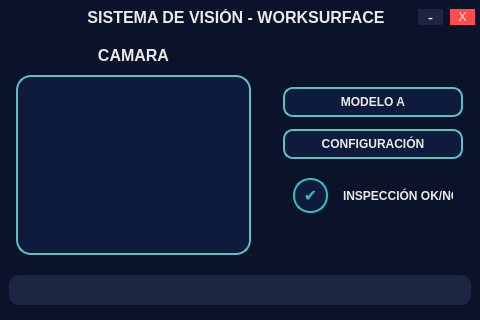
Qt form ui/main_window.ui (hectorleyvaj-ops/vision-sensor) before a commit.
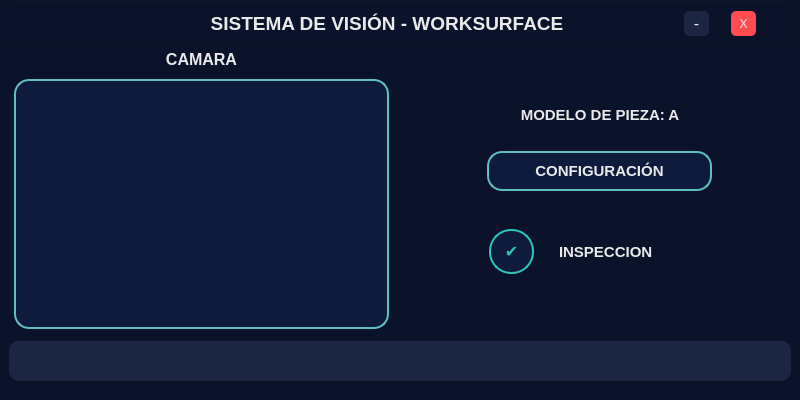
The same form after that commit. Custom widgets are drawn as their Qt base class.

The edit to the form file:
```diff
--- a/ui/main_window.ui
+++ b/ui/main_window.ui
@@ -6,8 +6,8 @@
    <rect>
     <x>0</x>
     <y>0</y>
-    <width>480</width>
-    <height>320</height>
+    <width>800</width>
+    <height>400</height>
    </rect>
   </property>
   <property name="minimumSize">
@@ -18,8 +18,8 @@
   </property>
   <property name="maximumSize">
    <size>
-    <width>480</width>
-    <height>320</height>
+    <width>800</width>
+    <height>400</height>
    </size>
   </property>
   <property name="windowTitle">
@@ -43,13 +43,13 @@
    </property>
    <property name="maximumSize">
     <size>
-     <width>480</width>
-     <height>320</height>
+     <width>800</width>
+     <height>400</height>
     </size>
    </property>
    <layout class="QVBoxLayout" name="verticalLayout_3">
     <property name="spacing">
-     <number>10</number>
+     <number>5</number>
     </property>
     <property name="leftMargin">
      <number>9</number>
@@ -73,8 +73,8 @@
       </property>
       <property name="maximumSize">
        <size>
-        <width>480</width>
-        <height>30</height>
+        <width>800</width>
+        <height>35</height>
        </size>
       </property>
       <property name="frameShape">
@@ -84,16 +84,22 @@
        <enum>QFrame::Raised</enum>
       </property>
       <layout class="QHBoxLayout" name="horizontalLayout_5">
+       <property name="spacing">
+        <number>0</number>
+       </property>
        <property name="leftMargin">
-        <number>50</number>
+        <number>80</number>
        </property>
        <property name="topMargin">
         <number>3</number>
        </property>
+       <property name="bottomMargin">
+        <number>5</number>
+       </property>
        <item>
         <widget class="QLabel" name="lbl_tittle">
          <property name="sizePolicy">
-          <sizepolicy hsizetype="Preferred" vsizetype="Preferred">
+          <sizepolicy hsizetype="Expanding" vsizetype="Preferred">
            <horstretch>0</horstretch>
            <verstretch>0</verstretch>
           </sizepolicy>
@@ -106,13 +112,13 @@
          </property>
          <property name="maximumSize">
           <size>
-           <width>350</width>
+           <width>550</width>
            <height>50</height>
           </size>
          </property>
          <property name="font">
           <font>
-           <pointsize>12</pointsize>
+           <pointsize>14</pointsize>
            <weight>75</weight>
            <bold>true</bold>
           </font>
@@ -155,7 +161,8 @@
 color: #EAEAEA;
 font-size: 16px;
 padding: 5px 10px;
-background-color: rgb(28, 37, 65);</string>
+background-color: rgb(28, 37, 65);
+border-radius: 5px;</string>
          </property>
          <property name="text">
           <string>-</string>
@@ -186,7 +193,8 @@
           <string notr="true">border: none;
 color: #EAEAEA;
 background-color: rgb(28, 37, 65);
-background-color: rgb(255, 77, 79);</string>
+background-color: rgb(255, 77, 79);
+border-radius: 5px;</string>
          </property>
          <property name="text">
           <string>X</string>
@@ -213,7 +221,7 @@
          <number>5</number>
         </property>
         <property name="bottomMargin">
-         <number>10</number>
+         <number>5</number>
         </property>
         <item>
          <widget class="QLabel" name="lbl_cam">
@@ -225,7 +233,7 @@
           </property>
           <property name="maximumSize">
            <size>
-            <width>300</width>
+            <width>400</width>
             <height>20</height>
            </size>
           </property>
@@ -266,8 +274,8 @@
             </property>
             <property name="maximumSize">
              <size>
-              <width>235</width>
-              <height>180</height>
+              <width>400</width>
+              <height>250</height>
              </size>
             </property>
             <property name="sizeIncrement">
@@ -330,46 +338,44 @@
          </spacer>
         </item>
         <item>
+         <layout class="QHBoxLayout" name="horizontalLayout_2">
+          <item>
          <widget class="QLabel" name="lbl_model">
-          <property name="sizePolicy">
-           <sizepolicy hsizetype="Expanding" vsizetype="Preferred">
-            <horstretch>0</horstretch>
-            <verstretch>0</verstretch>
-           </sizepolicy>
-          </property>
           <property name="minimumSize">
            <size>
-            <width>180</width>
-            <height>30</height>
+              <width>200</width>
+              <height>20</height>
            </size>
           </property>
           <property name="maximumSize">
            <size>
-            <width>180</width>
-            <height>30</height>
+              <width>400</width>
+              <height>20</height>
            </size>
           </property>
           <property name="font">
            <font>
+              <pointsize>11</pointsize>
             <weight>75</weight>
             <bold>true</bold>
            </font>
           </property>
           <property name="styleSheet">
            <string notr="true">color: rgb(234, 234, 234);
-border-radius: 10px;
-border: 2px solid;
-border-color: rgb(91, 192, 190);
-background-color: rgb(15, 27, 61);</string>
+background-color: transparent;</string>
           </property>
           <property name="text">
-           <string>MODELO A</string>
+             <string>MODELO DE PIEZA: A</string>
           </property>
           <property name="alignment">
            <set>Qt::AlignCenter</set>
           </property>
          </widget>
         </item>
+         </layout>
+        </item>
+        <item>
+         <layout class="QHBoxLayout" name="horizontalLayout">
         <item>
          <widget class="QPushButton" name="btn_config">
           <property name="sizePolicy">
@@ -380,25 +386,26 @@
           </property>
           <property name="minimumSize">
            <size>
-            <width>180</width>
-            <height>30</height>
+              <width>220</width>
+              <height>35</height>
            </size>
           </property>
           <property name="maximumSize">
            <size>
-            <width>180</width>
-            <height>30</height>
+              <width>225</width>
+              <height>40</height>
            </size>
           </property>
           <property name="font">
            <font>
+              <pointsize>11</pointsize>
             <weight>75</weight>
             <bold>true</bold>
            </font>
           </property>
           <property name="styleSheet">
            <string notr="true">color: rgb(234, 234, 234);
-border-radius: 10px;
+border-radius: 15px;
 border: 2px solid;
 border-color: rgb(91, 192, 190);
 background-color: rgb(15, 27, 61);</string>
@@ -408,13 +415,28 @@
           </property>
          </widget>
         </item>
+         </layout>
+        </item>
+        <item>
+         <spacer name="horizontalSpacer">
+          <property name="orientation">
+           <enum>Qt::Horizontal</enum>
+          </property>
+          <property name="sizeHint" stdset="0">
+           <size>
+            <width>372</width>
+            <height>10</height>
+           </size>
+          </property>
+         </spacer>
+        </item>
         <item>
          <layout class="QHBoxLayout" name="status_1" stretch="0,0">
           <property name="spacing">
-           <number>5</number>
+           <number>0</number>
           </property>
           <property name="leftMargin">
-           <number>0</number>
+           <number>50</number>
           </property>
           <item>
            <widget class="QPushButton" name="indicator_1">
@@ -435,17 +457,18 @@
             </property>
             <property name="maximumSize">
              <size>
-              <width>35</width>
-              <height>35</height>
+              <width>45</width>
+              <height>45</height>
              </size>
             </property>
             <property name="styleSheet">
              <string notr="true">border: 2px solid;
 font-size: 16px;
-border-radius: 17px;
+border-radius: 22px;
 border-color: rgb(46, 196, 182);
 color: rgb(46, 196, 182);
-background-color: rgb(15, 27, 61);</string>
+background-color: rgb(15, 27, 61);
+</string>
             </property>
             <property name="text">
              <string>✔</string>
@@ -454,6 +477,12 @@
           </item>
           <item>
            <widget class="QLabel" name="lbl_indicator_1">
+            <property name="sizePolicy">
+             <sizepolicy hsizetype="Expanding" vsizetype="Preferred">
+              <horstretch>0</horstretch>
+              <verstretch>0</verstretch>
+             </sizepolicy>
+            </property>
             <property name="minimumSize">
              <size>
               <width>100</width>
@@ -462,12 +491,13 @@
             </property>
             <property name="maximumSize">
              <size>
-              <width>110</width>
+              <width>200</width>
               <height>50</height>
              </size>
             </property>
             <property name="font">
              <font>
+              <pointsize>11</pointsize>
               <weight>75</weight>
               <bold>true</bold>
              </font>
@@ -477,7 +507,7 @@
 background-color: transparent;</string>
             </property>
             <property name="text">
-             <string>INSPECCIÓN OK/NG</string>
+             <string>INSPECCION</string>
             </property>
            </widget>
           </item>
@@ -519,10 +549,15 @@
       </property>
       <property name="maximumSize">
        <size>
-        <width>470</width>
-        <height>30</height>
+        <width>800</width>
+        <height>40</height>
        </size>
       </property>
+      <property name="font">
+       <font>
+        <pointsize>10</pointsize>
+       </font>
+      </property>
       <property name="styleSheet">
        <string notr="true">background-color: rgb(28, 37, 65);
 border-radius: 10px;</string>
@@ -538,10 +573,10 @@
         <number>9</number>
        </property>
        <property name="topMargin">
-        <number>6</number>
+        <number>0</number>
        </property>
        <property name="bottomMargin">
-        <number>5</number>
+        <number>0</number>
        </property>
        <item>
         <widget class="QListWidget" name="list_log">
@@ -553,14 +588,14 @@
          </property>
          <property name="maximumSize">
           <size>
-           <width>445</width>
-           <height>20</height>
+           <width>800</width>
+           <height>25</height>
           </size>
          </property>
          <property name="font">
           <font>
            <family>MS Shell Dlg 2</family>
-           <pointsize>9</pointsize>
+           <pointsize>10</pointsize>
           </font>
          </property>
         </widget>
```
Lines whose indentation alone changed are shown as unchanged.
